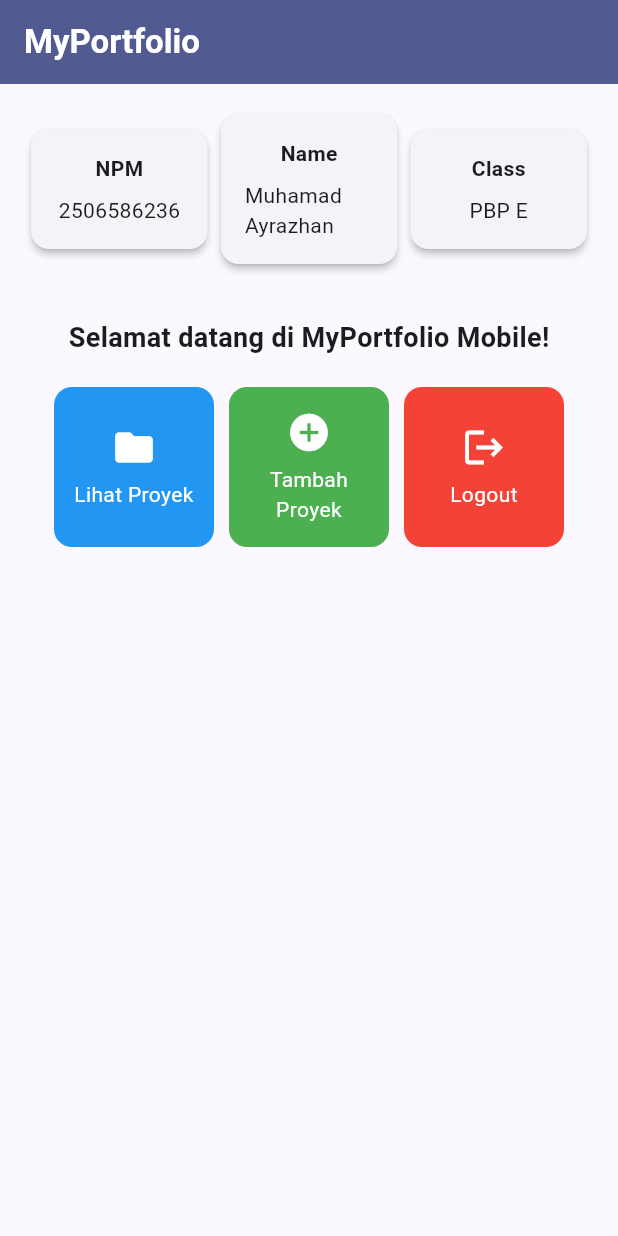
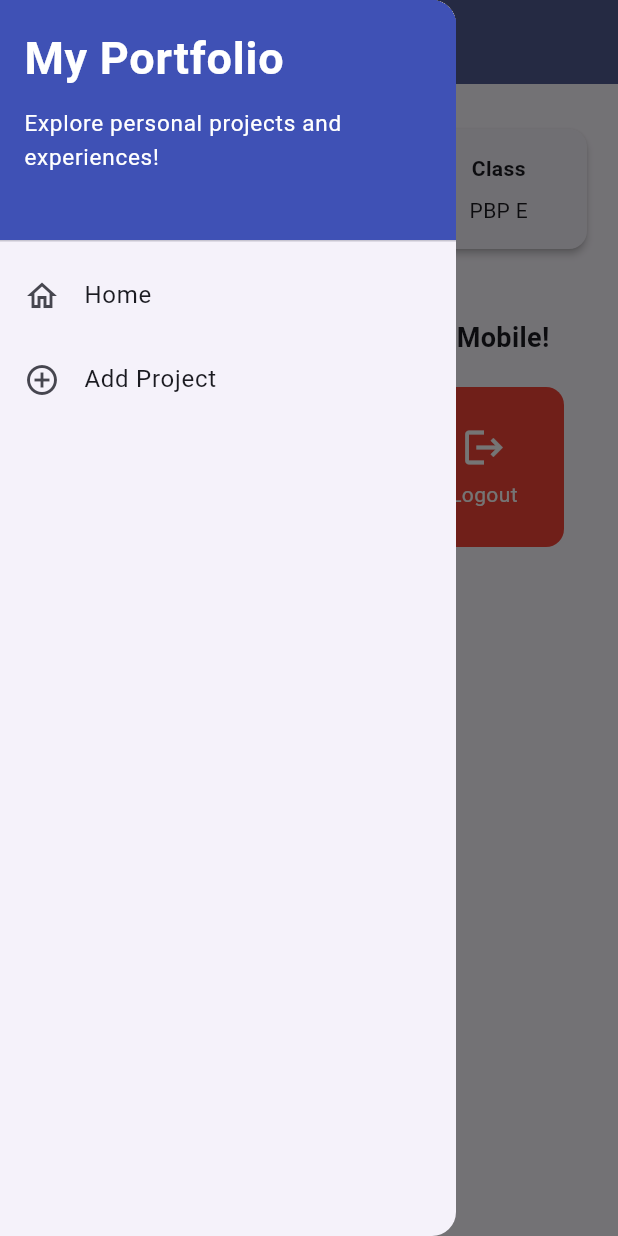
Before and after one commit to muhamadayrazhan/myportofolio_mobile, a Flutter app: the screen it shows after launch, with the side drawer open (before the commit the screen has no drawer), on a phone screen of 412 x 824 dp. Run offline on Flutter 3.47's test engine with Material 3 defaults, Android fonts, the phone set to English and light mode, and no system bars; our stand-ins replace material_ui.

Commit message:
feat: Flutter Navigation, Layouts, Forms, and Input Elements

```diff
--- a/lib/main.dart
+++ b/lib/main.dart
@@ -1,5 +1,5 @@
-import 'package:flutter/material.dart';
-import 'package:myportofolio_mobile/menu.dart';
+import 'package:material_ui/material_ui.dart';
+import 'package:myportofolio_mobile/screens/menu.dart';
 
 void main() {
   runApp(const MyApp());
--- a/lib/menu.dart
+++ b/lib/screens/menu.dart
@@ -1,4 +1,6 @@
-import 'package:flutter/material.dart';
+import 'package:material_ui/material_ui.dart';
+import 'package:myportofolio_mobile/widgets/left_drawer.dart';
+import 'package:myportofolio_mobile/widgets/project_card.dart';
 
 class MyHomePage extends StatelessWidget {
   MyHomePage({super.key});
@@ -25,7 +27,11 @@ class MyHomePage extends StatelessWidget {
           style: TextStyle(color: Colors.white, fontWeight: FontWeight.bold),
         ),
         backgroundColor: Theme.of(context).colorScheme.primary,
+        // Ikon drawer (hamburger) berwarna putih agar kontras dengan AppBar.
+        iconTheme: const IconThemeData(color: Colors.white),
       ),
+      // Drawer menu untuk navigasi antarhalaman.
+      drawer: const LeftDrawer(),
       // Body halaman utama dengan padding di sekelilingnya.
       body: Padding(
         padding: const EdgeInsets.all(16.0),
@@ -118,48 +124,3 @@ class ItemHomepage {
 
   ItemHomepage(this.name, this.icon, this.color);
 }
-
-class ItemCard extends StatelessWidget {
-  final ItemHomepage item;
-
-  const ItemCard(this.item, {super.key});
-
-  @override
-  Widget build(BuildContext context) {
-    return Material(
-      // Menggunakan warna latar khusus milik masing-masing tombol.
-      color: item.color,
-      borderRadius: BorderRadius.circular(12),
-      child: InkWell(
-        // Aksi ketika kartu ditekan oleh pengguna.
-        onTap: () {
-          // Menampilkan SnackBar dengan pesan interaktif.
-          ScaffoldMessenger.of(context)
-            ..hideCurrentSnackBar()
-            ..showSnackBar(
-              SnackBar(
-                content: Text("Kamu telah menekan tombol ${item.name}!"),
-              ),
-            );
-        },
-        child: Container(
-          padding: const EdgeInsets.all(8),
-          child: Center(
-            child: Column(
-              mainAxisAlignment: MainAxisAlignment.center,
-              children: [
-                Icon(item.icon, color: Colors.white, size: 30.0),
-                const Padding(padding: EdgeInsets.all(3)),
-                Text(
-                  item.name,
-                  textAlign: TextAlign.center,
-                  style: const TextStyle(color: Colors.white),
-                ),
-              ],
-            ),
-          ),
-        ),
-      ),
-    );
-  }
-}
--- /dev/null
+++ b/lib/widgets/left_drawer.dart
@@ -0,0 +1,69 @@
+import 'package:material_ui/material_ui.dart';
+import 'package:myportofolio_mobile/screens/menu.dart';
+import 'package:myportofolio_mobile/screens/project_form.dart';
+
+class LeftDrawer extends StatelessWidget {
+  const LeftDrawer({super.key});
+
+  @override
+  Widget build(BuildContext context) {
+    return Drawer(
+      child: ListView(
+        children: [
+          const DrawerHeader(
+            decoration: BoxDecoration(
+              color: Colors.indigo,
+            ),
+            child: Column(
+              crossAxisAlignment: CrossAxisAlignment.start,
+              children: [
+                Text(
+                  'My Portfolio',
+                  style: TextStyle(
+                    fontSize: 30,
+                    fontWeight: FontWeight.bold,
+                    color: Colors.white,
+                  ),
+                ),
+                SizedBox(height: 10),
+                Text(
+                  'Explore personal projects and experiences!',
+                  style: TextStyle(
+                    fontSize: 15,
+                    color: Colors.white,
+                  ),
+                ),
+              ],
+            ),
+          ),
+          ListTile(
+            leading: const Icon(Icons.home_outlined),
+            title: const Text('Home'),
+            // Navigasi ke halaman utama portofolio
+            onTap: () {
+              Navigator.pushReplacement(
+                context,
+                MaterialPageRoute(
+                  builder: (context) => MyHomePage(),
+                ),
+              );
+            },
+          ),
+          ListTile(
+            leading: const Icon(Icons.add_circle_outline),
+            title: const Text('Add Project'),
+            // Navigasi ke halaman tambah proyek
+            onTap: () {
+              Navigator.pushReplacement(
+                context,
+                MaterialPageRoute(
+                  builder: (context) => const ProjectFormPage(),
+                ),
+              );
+            },
+          ),
+        ],
+      ),
+    );
+  }
+}
--- /dev/null
+++ b/lib/widgets/project_card.dart
@@ -0,0 +1,60 @@
+import 'package:material_ui/material_ui.dart';
+import 'package:myportofolio_mobile/screens/menu.dart';
+import 'package:myportofolio_mobile/screens/project_form.dart';
+
+class ItemCard extends StatelessWidget {
+  final ItemHomepage item;
+
+  const ItemCard(this.item, {super.key});
+
+  @override
+  Widget build(BuildContext context) {
+    return Material(
+      // Menggunakan warna latar khusus milik masing-masing tombol.
+      color: item.color,
+      borderRadius: BorderRadius.circular(12),
+      child: InkWell(
+        // Area responsif terhadap sentuhan
+        onTap: () {
+          // Memunculkan SnackBar ketika diklik
+          ScaffoldMessenger.of(context)
+            ..hideCurrentSnackBar()
+            ..showSnackBar(
+              SnackBar(
+                content: Text("Kamu telah menekan tombol ${item.name}!"),
+              ),
+            );
+
+          // Navigate ke halaman yang sesuai
+          if (item.name == "Tambah Proyek") {
+            // push() menumpuk halaman form di atas menu, sehingga tombol Back
+            // dapat digunakan untuk kembali ke halaman menu.
+            Navigator.push(
+              context,
+              MaterialPageRoute(
+                builder: (context) => const ProjectFormPage(),
+              ),
+            );
+          }
+        },
+        child: Container(
+          padding: const EdgeInsets.all(8),
+          child: Center(
+            child: Column(
+              mainAxisAlignment: MainAxisAlignment.center,
+              children: [
+                Icon(item.icon, color: Colors.white, size: 30.0),
+                const Padding(padding: EdgeInsets.all(3)),
+                Text(
+                  item.name,
+                  textAlign: TextAlign.center,
+                  style: const TextStyle(color: Colors.white),
+                ),
+              ],
+            ),
+          ),
+        ),
+      ),
+    );
+  }
+}
--- a/pubspec.yaml
+++ b/pubspec.yaml
@@ -34,6 +34,7 @@ dependencies:
   # The following adds the Cupertino Icons font to your application.
   # Use with the CupertinoIcons class for iOS style icons.
   cupertino_icons: ^1.0.8
+  material_ui: ^1.11.1
 
 dev_dependencies:
   flutter_test:
```
Also changed, not shown: lib/screens/project_form.dart (added, +218 -0 lines), pubspec.lock, 1 other file.
